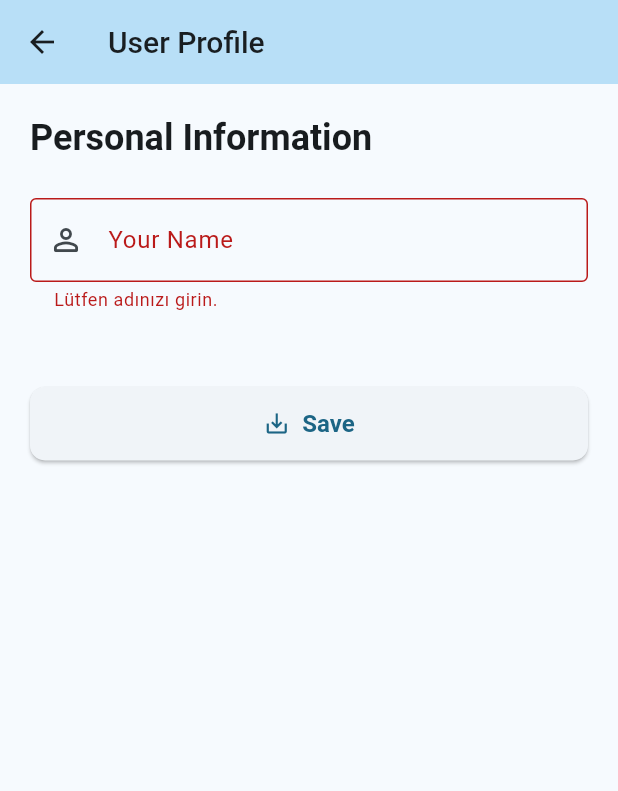
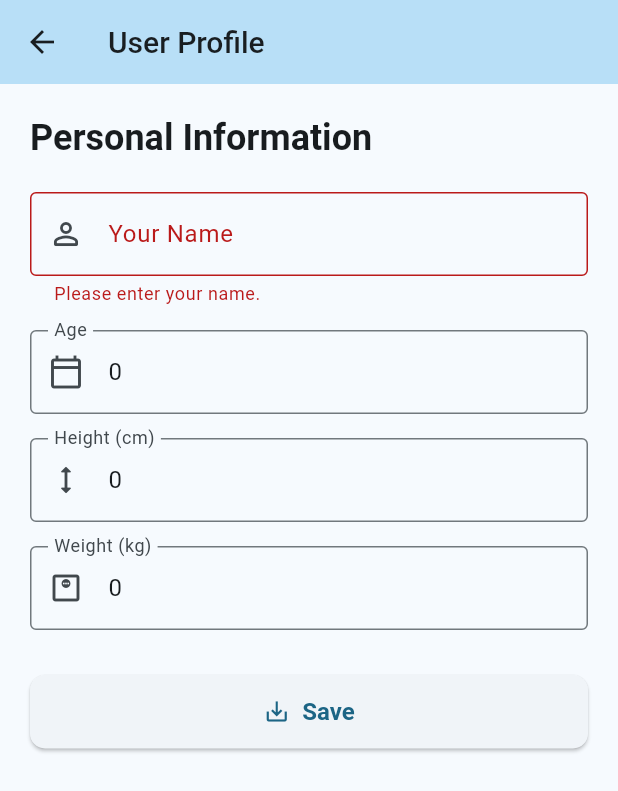
Before and after one commit to egeatakan/rowing, a Flutter app: the UserProfileScreen screen opened directly, after a tap on "Save", on a phone screen of 412 x 824 dp. Shown: the top 791 px of the screen. Run offline on Flutter 3.47's test engine with Material 3 defaults, Android fonts, the phone set to English and light mode, and no system bars; our stand-ins replace cloud_firestore, firebase_auth, firebase_core, sensors_plus, shared_preferences; accounts and stored records are empty; generated files the repository leaves out were written again.

Commit message:
Height,weight and length added.

```diff
--- a/lib/l10n/app_en.arb
+++ b/lib/l10n/app_en.arb
@@ -60,5 +60,13 @@
       }
     }
   },
-  "nameValidationError": "Please enter your name."
+  "nameValidationError": "Please enter your name.",
+
+  "age": "Age",
+  "height": "Height (cm)",
+  "weight": "Weight (kg)",
+  "pleaseEnterAge": "Please enter your age.",
+  "pleaseEnterHeight": "Please enter your height in cm.",
+  "pleaseEnterWeight": "Please enter your weight in kg.",
+  "numericValidationError": "Please enter a valid number."
 }
--- a/lib/l10n/app_it.arb
+++ b/lib/l10n/app_it.arb
@@ -42,5 +42,13 @@
   "dynamicDefaultButton": "Dinamico (Predefinito)",
   "refreshDataButton": "Aggiorna Dati",
   "timeSeconds": "{time}s",
-  "nameValidationError": "Per favore inserisci il tuo nome."
+  "nameValidationError": "Per favore inserisci il tuo nome.",
+
+  "age": "Età",
+  "height": "Altezza (cm)",
+  "weight": "Peso (kg)",
+  "pleaseEnterAge": "Per favore inserisci la tua età.",
+  "pleaseEnterHeight": "Per favore inserisci la tua altezza in cm.",
+  "pleaseEnterWeight": "Per favore inserisci il tuo peso in kg.",
+  "numericValidationError": "Per favore inserisci un numero valido."
 }
--- a/lib/l10n/app_tr.arb
+++ b/lib/l10n/app_tr.arb
@@ -42,5 +42,13 @@
   "dynamicDefaultButton": "Dinamik (Varsayılan)",
   "refreshDataButton": "Verileri Yenile",
   "timeSeconds": "{time}s",
-  "nameValidationError": "Lütfen adınızı girin."
+  "nameValidationError": "Lütfen adınızı girin.",
+
+  "age": "Yaş",
+  "height": "Boy (cm)",
+  "weight": "Kilo (kg)",
+  "pleaseEnterAge": "Lütfen yaşınızı girin.",
+  "pleaseEnterHeight": "Lütfen boyunuzu cm cinsinden girin.",
+  "pleaseEnterWeight": "Lütfen kilonuzu kg cinsinden girin.",
+  "numericValidationError": "Lütfen geçerli bir sayı girin."
 }
--- a/lib/screens/user_profile_screen.dart
+++ b/lib/screens/user_profile_screen.dart
@@ -1,9 +1,11 @@
 // lib/screens/user_profile_screen.dart
 import 'package:flutter/material.dart';
+import 'package:flutter/services.dart'; // Sayısal girişler için FilteringTextInputFormatter
 import 'package:firebase_auth/firebase_auth.dart';
-import 'package:cloud_firestore/cloud_firestore.dart'; // Firestore için eklendi
+import 'package:cloud_firestore/cloud_firestore.dart';
 
 // Yerelleştirilmiş metinler için AppLocalizations importu
+// Bu dosyanın .dart_tool/flutter_gen/gen_l10n/ altında oluşmuş olması gerekir.
 import 'package:flutter_gen/gen_l10n/app_localizations.dart';
 
 class UserProfileScreen extends StatefulWidget {
@@ -16,13 +18,14 @@
 class _UserProfileScreenState extends State<UserProfileScreen> {
   final _formKey = GlobalKey<FormState>();
   final TextEditingController _nameController = TextEditingController();
-  // İleride eklenebilecek diğer kontrolcüler:
-  // final TextEditingController _ageController = TextEditingController();
-  // final TextEditingController _gymBuddiesProfileController = TextEditingController();
+  final TextEditingController _ageController = TextEditingController();
+  final TextEditingController _heightController = TextEditingController();
+  final TextEditingController _weightController = TextEditingController();
 
   User? _currentUser;
   bool _isLoading = false;
-  String _initialName = ''; // Firestore'dan yüklenen ismi tutmak için
+  // Fotoğraf ile ilgili state'ler bu güncellemede kullanılmıyor.
+  // String? _profileImageUrl;
 
   @override
   void initState() {
@@ -34,25 +37,26 @@
   }
 
   Future<void> _loadUserProfile() async {
-    if (_currentUser == null) return;
-    if (!mounted) return;
+    if (_currentUser == null || !mounted) return;
     setState(() { _isLoading = true; });
 
     try {
       DocumentSnapshot profileDoc = await FirebaseFirestore.instance
-          .collection('userProfiles') // Firestore'daki koleksiyon adı
-          .doc(_currentUser!.uid)     // Kullanıcının UID'si ile doküman ID'si
+          .collection('userProfiles')
+          .doc(_currentUser!.uid)
           .get();
 
       if (mounted && profileDoc.exists) {
         Map<String, dynamic>? data = profileDoc.data() as Map<String, dynamic>?;
-        _initialName = data?['name'] ?? '';
-        _nameController.text = _initialName;
-        // Diğer alanlar da buradan yüklenebilir
-        // _ageController.text = data?['age']?.toString() ?? '';
+        _nameController.text = data?['name'] ?? '';
+        _ageController.text = data?['age']?.toString() ?? '';
+        _heightController.text = data?['height']?.toString() ?? '';
+        _weightController.text = data?['weight']?.toString() ?? '';
+        // _profileImageUrl = data?['profileImageUrl']; // Fotoğraf için
       }
     } catch (e) {
       if (mounted) {
+        // Bu hata mesajı da yerelleştirilebilir.
         ScaffoldMessenger.of(context).showSnackBar(
           SnackBar(content: Text('Profil bilgileri yüklenirken hata oluştu: ${e.toString()}')),
         );
@@ -72,28 +76,37 @@
     setState(() { _isLoading = true; });
 
     try {
-      // Firestore'a kullanıcı profilini kaydet/güncelle
+      Map<String, dynamic> dataToSave = {
+        'name': _nameController.text.trim(),
+        'email': _currentUser!.email,
+        'age': int.tryParse(_ageController.text.trim()),
+        'height': int.tryParse(_heightController.text.trim()),
+        'weight': double.tryParse(_weightController.text.trim()), // Kilo ondalıklı olabilir
+        'lastUpdated': FieldValue.serverTimestamp(),
+        // if (_profileImageUrl != null) 'profileImageUrl': _profileImageUrl, // Fotoğraf için
+      };
+
+      // Boş veya geçersiz sayısal değerler için null ata
+      if (_ageController.text.trim().isEmpty) dataToSave['age'] = null;
+      if (_heightController.text.trim().isEmpty) dataToSave['height'] = null;
+      if (_weightController.text.trim().isEmpty) dataToSave['weight'] = null;
+
+
       await FirebaseFirestore.instance
           .collection('userProfiles')
           .doc(_currentUser!.uid)
-          .set({
-        'name': _nameController.text.trim(),
-        'email': _currentUser!.email, // Email'i de saklayabiliriz (Auth'tan geliyor)
-        // Diğer kaydedilecek alanlar:
-        // 'age': int.tryParse(_ageController.text.trim()),
-        // 'lastUpdated': FieldValue.serverTimestamp(), // Son güncelleme zamanı
-      }, SetOptions(merge: true)); // merge:true, var olan dokümanı günceller, yoksa yenisini oluşturur.
+          .set(dataToSave, SetOptions(merge: true));
 
       if (mounted) {
         ScaffoldMessenger.of(context).showSnackBar(
+          // Bu mesaj da yerelleştirilebilir.
           const SnackBar(content: Text('Profil başarıyla güncellendi!')),
         );
-        // Kaydettikten sonra _initialName'i de güncelleyebiliriz
-        _initialName = _nameController.text.trim();
       }
     } catch (e) {
       if (mounted) {
         ScaffoldMessenger.of(context).showSnackBar(
+          // Bu mesaj da yerelleştirilebilir.
           SnackBar(content: Text('Profil güncellenirken bir hata oluştu: ${e.toString()}')),
         );
       }
@@ -107,14 +120,16 @@
   @override
   void dispose() {
     _nameController.dispose();
-    // _ageController.dispose();
-    // _gymBuddiesProfileController.dispose();
+    _ageController.dispose();
+    _heightController.dispose();
+    _weightController.dispose();
     super.dispose();
   }
 
   @override
   Widget build(BuildContext context) {
-    final l10n = AppLocalizations.of(context)!; // Yerelleştirilmiş metinler için
+    // Yerelleştirilmiş metinlere erişim için AppLocalizations nesnesini alıyoruz.
+    final l10n = AppLocalizations.of(context)!;
     final theme = Theme.of(context);
 
     return Scaffold(
@@ -123,9 +138,9 @@
         backgroundColor: theme.colorScheme.primaryContainer,
       ),
       body: _currentUser == null
-          ? Center(child: Text(l10n.featureComingSoon)) // Veya giriş yapmaya yönlendir
+          ? Center(child: Text(l10n.featureComingSoon)) // Kullanıcı yoksa gösterilecek mesaj
           : _isLoading
-              ? const Center(child: CircularProgressIndicator())
+              ? const Center(child: CircularProgressIndicator()) // Yükleniyorsa gösterge
               : SingleChildScrollView(
                   padding: const EdgeInsets.all(20.0),
                   child: Form(
@@ -133,11 +148,15 @@
                     child: Column(
                       crossAxisAlignment: CrossAxisAlignment.stretch,
                       children: <Widget>[
+                        // Fotoğraf gösterme ve seçme UI'ı bu adımda kaldırıldı/yorumlandı.
+                        // İleride eklenebilir.
+                        // const SizedBox(height: 24),
                         Text(
                           l10n.personalInformation, // Yerelleştirilmiş başlık
                           style: theme.textTheme.headlineSmall?.copyWith(fontWeight: FontWeight.bold),
                         ),
-                        const SizedBox(height: 24),
+                        const SizedBox(height: 20),
+                        // İsim Alanı
                         TextFormField(
                           controller: _nameController,
                           decoration: InputDecoration(
@@ -147,38 +166,85 @@
                           ),
                           validator: (value) {
                             if (value == null || value.trim().isEmpty) {
-                              // Bu mesajı da ARB dosyanıza ekleyebilirsiniz
-                              return 'Lütfen adınızı girin.';
+                              return l10n.nameValidationError; // Yerelleştirilmiş hata mesajı
                             }
                             return null;
                           },
                         ),
-                        const SizedBox(height: 20),
-                        // Buraya diğer profil alanları (yaş, boy, kilo, GymBuddies linki vb.) eklenebilir
-                        // Örnek:
-                        // TextFormField(
-                        //   controller: _ageController,
-                        //   decoration: InputDecoration(
-                        //     labelText: 'Yaşınız', // Yerelleştirin
-                        //     border: const OutlineInputBorder(),
-                        //     prefixIcon: const Icon(Icons.cake_outlined),
-                        //   ),
-                        //   keyboardType: TextInputType.number,
-                        // ),
-                        // const SizedBox(height: 20),
-                        // TextFormField(
-                        //   controller: _gymBuddiesProfileController,
-                        //   decoration: InputDecoration(
-                        //     labelText: 'GymBuddies Profil Linki (İsteğe Bağlı)', // Yerelleştirin
-                        //     border: const OutlineInputBorder(),
-                        //     prefixIcon: const Icon(Icons.link_rounded),
-                        //   ),
-                        //   keyboardType: TextInputType.url,
-                        // ),
+                        const SizedBox(height: 16),
+                        // Yaş Alanı
+                        TextFormField(
+                          controller: _ageController,
+                          decoration: InputDecoration(
+                            labelText: l10n.age, // Yerelleştirilmiş etiket
+                            border: const OutlineInputBorder(),
+                            prefixIcon: const Icon(Icons.calendar_today_outlined),
+                          ),
+                          keyboardType: TextInputType.number,
+                          inputFormatters: [FilteringTextInputFormatter.digitsOnly], // Sadece rakam girişi
+                          validator: (value) {
+                            if (value == null || value.trim().isEmpty) {
+                              // return l10n.pleaseEnterAge; // Boş bırakılabilir, bu yüzden validasyon kaldırıldı.
+                              return null;
+                            }
+                            if (int.tryParse(value.trim()) == null) {
+                              return l10n.numericValidationError; // Yerelleştirilmiş hata mesajı
+                            }
+                            // İsteğe bağlı: Yaş için min/max değer kontrolü eklenebilir.
+                            return null;
+                          },
+                        ),
+                        const SizedBox(height: 16),
+                        // Boy Alanı
+                        TextFormField(
+                          controller: _heightController,
+                          decoration: InputDecoration(
+                            labelText: l10n.height, // Yerelleştirilmiş etiket
+                            border: const OutlineInputBorder(),
+                            prefixIcon: const Icon(Icons.height_rounded),
+                          ),
+                          keyboardType: const TextInputType.numberWithOptions(decimal: false),
+                          inputFormatters: [FilteringTextInputFormatter.digitsOnly], // Sadece rakam girişi
+                           validator: (value) {
+                            if (value == null || value.trim().isEmpty) {
+                              // return l10n.pleaseEnterHeight; // Boş bırakılabilir
+                              return null;
+                            }
+                            if (int.tryParse(value.trim()) == null) {
+                              return l10n.numericValidationError; // Yerelleştirilmiş hata mesajı
+                            }
+                            return null;
+                          },
+                        ),
+                        const SizedBox(height: 16),
+                        // Kilo Alanı
+                        TextFormField(
+                          controller: _weightController,
+                          decoration: InputDecoration(
+                            labelText: l10n.weight, // Yerelleştirilmiş etiket
+                            border: const OutlineInputBorder(),
+                            prefixIcon: const Icon(Icons.monitor_weight_outlined),
+                          ),
+                          keyboardType: const TextInputType.numberWithOptions(decimal: true),
+                          // Bir ondalık basamağa veya hiç ondalık basamağa izin ver:
+                          inputFormatters: [FilteringTextInputFormatter.allow(RegExp(r'^\d*\.?\d{0,1}'))],
+                           validator: (value) {
+                            if (value == null || value.trim().isEmpty) {
+                              // return l10n.pleaseEnterWeight; // Boş bırakılabilir
+                              return null;
+                            }
+                            if (double.tryParse(value.trim()) == null) {
+                              return l10n.numericValidationError; // Yerelleştirilmiş hata mesajı
+                            }
+                            return null;
+                          },
+                        ),
                         const SizedBox(height: 30),
                         ElevatedButton.icon(
-                          icon: _isLoading ? const SizedBox(width: 20, height: 20, child: CircularProgressIndicator(strokeWidth: 2, color: Colors.white)) : const Icon(Icons.save_alt_outlined),
-                          label: Text(_isLoading ? 'Kaydediliyor...' : l10n.save), // Yerelleştirilmiş buton metni
+                          icon: _isLoading
+                              ? const SizedBox(width: 24, height: 24, child: CircularProgressIndicator(strokeWidth: 3, color: Colors.white))
+                              : const Icon(Icons.save_alt_outlined),
+                          label: Text(_isLoading ? 'Kaydediliyor...' : l10n.save), // "Kaydediliyor..." da yerelleştirilebilir.
                           onPressed: _isLoading ? null : _saveUserProfile,
                           style: ElevatedButton.styleFrom(
                             padding: const EdgeInsets.symmetric(vertical: 15),
```
Also changed, not shown: pubspec.yaml (+11 -9 lines), pubspec.lock, 5 other files.
